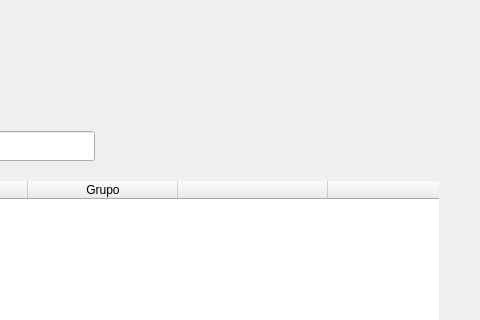
Qt form blustock/ui/screens_uis/subgrupos.ui (MaxAPBusiness/Blustock) before a commit; both pictures show x 313 to 793 and y 0 to 320 of the 793 by 569 pixel window.
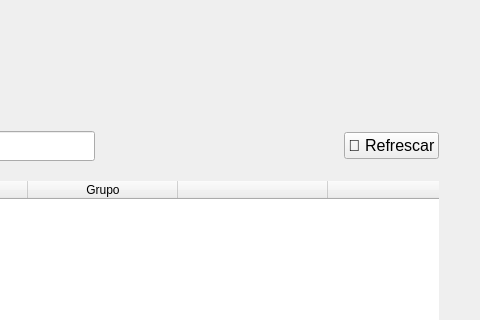
The same form after that commit. Icons and pictures are not drawn.

The edit to the form file:
```diff
--- a/blustock/ui/screens_uis/subgrupos.ui
+++ b/blustock/ui/screens_uis/subgrupos.ui
@@ -122,7 +122,16 @@
         </spacer>
        </item>
        <item>
-        <layout class="QHBoxLayout" name="horizontalLayout_3"/>
+        <widget class="QPushButton" name="botonRefresh">
+         <property name="font">
+          <font>
+           <pointsize>12</pointsize>
+          </font>
+         </property>
+         <property name="text">
+          <string>🔄 Refrescar</string>
+         </property>
+        </widget>
        </item>
       </layout>
      </item>
```
